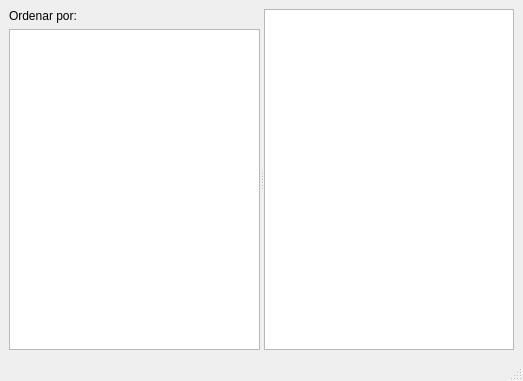
This is noteswindow.ui in RafaelGC/EasyReceipt as Qt 5 draws it before an edit. The edited form follows.
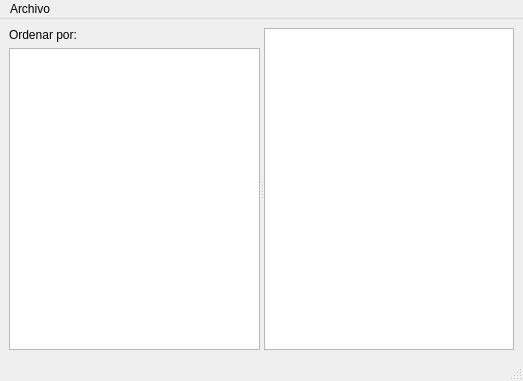
This is the edited form. Icons and pictures are not drawn.

Patch:
```diff
--- a/noteswindow.ui
+++ b/noteswindow.ui
@@ -58,6 +58,14 @@
      <height>21</height>
     </rect>
    </property>
+   <widget class="QMenu" name="menuArchivo">
+    <property name="title">
+     <string>Archivo</string>
+    </property>
+    <addaction name="actionNewNote"/>
+    <addaction name="actionSave"/>
+   </widget>
+   <addaction name="menuArchivo"/>
   </widget>
   <widget class="QStatusBar" name="statusbar"/>
  </widget>
```
Left out of the diff: 35 changed lines with no effect on the pictures.
